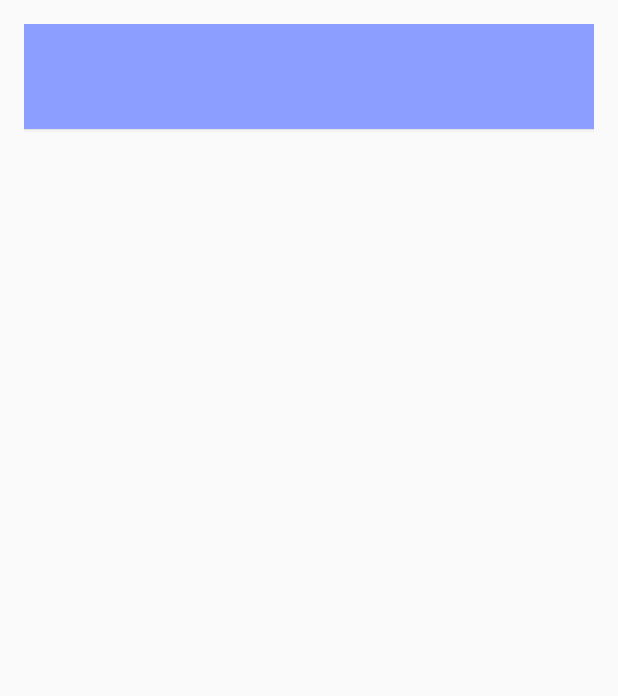
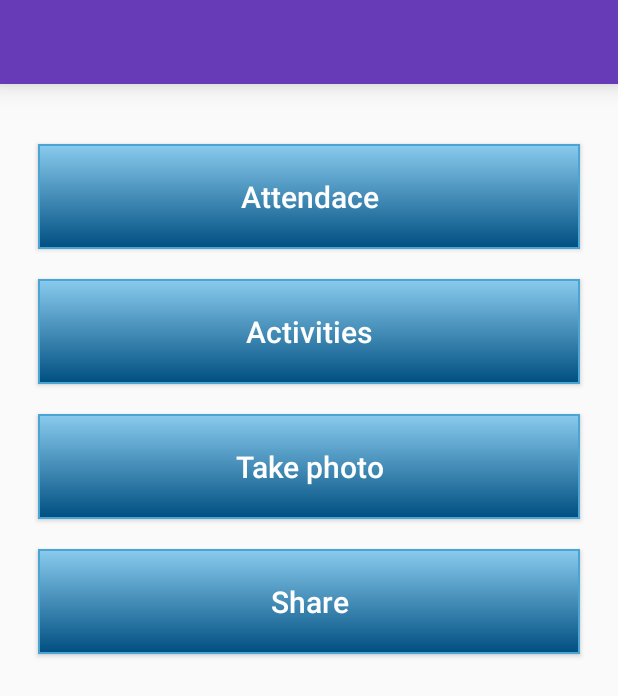
Before and after one commit to rajan5787/TechSmith, an Android app: the screen it shows after launch (MainActivity), on a phone screen of 412 x 824 dp. Shown: the top 696 px of the screen. Run offline under Robolectric (Android 15) with nearby library versions, the phone set to English and light mode, and no system bars.

Commit message:
some changes in attendace activity

```diff
--- a/app/build.gradle
+++ b/app/build.gradle
@@ -27,5 +27,8 @@ dependencies {
     compile 'com.github.satyan:sugar:1.4'
     compile 'com.android.support:recyclerview-v7:23.0.+'
     compile 'com.android.support:cardview-v7:23.0.+'
+    compile 'com.android.support:support-v4:23.3.0'
+    compile 'com.mcxiaoke.volley:library:1.0.19'
+
 
 }
--- a/app/src/main/java/com/example/rajan/techsmith/MainActivity.java
+++ b/app/src/main/java/com/example/rajan/techsmith/MainActivity.java
@@ -12,7 +12,7 @@ Button b;
     protected void onCreate(Bundle savedInstanceState) {
         super.onCreate(savedInstanceState);
         setContentView(R.layout.activity_main);
-        b = (Button)findViewById(R.id.button_b);
+        b = (Button)findViewById(R.id.button_attendace);
         b.setOnClickListener(new View.OnClickListener() {
             @Override
             public void onClick(View v) {
--- a/app/src/main/java/com/example/rajan/techsmith/database/Attendance.java
+++ b/app/src/main/java/com/example/rajan/techsmith/database/Attendance.java
@@ -3,17 +3,19 @@ package com.example.rajan.techsmith.database;
 import com.orm.SugarRecord;
 
 /**
- * Created by pradeet on 21/2/16.
+ * Created by rajan on 21/2/16.
  */
 public class Attendance extends SugarRecord {
     public long student_ID;
     public boolean isPresent;
+    public String image;
     public Attendance() {
 
     }
 
-    public Attendance(long ID, boolean isPresent) {
+    public Attendance(long ID, boolean isPresent,String image) {
         this.student_ID = ID;
         this.isPresent = isPresent;
+        this.image = image;
     }
 }
--- /dev/null
+++ b/app/src/main/res/drawable/button_background.xml
@@ -0,0 +1,35 @@
+<?xml version="1.0" encoding="utf-8"?>
+<selector xmlns:android="http://schemas.android.com/apk/res/android">
+    <item android:state_pressed="true" >
+        <shape>
+            <solid
+                android:color="#004F81" />
+            <stroke
+                android:width="1dp"
+                android:color="#222222" />
+
+            <padding
+                android:left="10dp"
+                android:top="10dp"
+                android:right="10dp"
+                android:bottom="10dp" />
+        </shape>
+    </item>
+    <item>
+        <shape>
+            <gradient
+                android:startColor="#89cbee"
+                android:endColor="#004F81"
+                android:angle="270" />
+            <stroke
+                android:width="1dp"
+                android:color="#4aa5d4" />
+
+            <padding
+                android:left="10dp"
+                android:top="10dp"
+                android:right="10dp"
+                android:bottom="10dp" />
+        </shape>
+    </item>
+</selector>
--- a/app/src/main/res/layout/activity_main.xml
+++ b/app/src/main/res/layout/activity_main.xml
@@ -1,20 +1,56 @@
 <?xml version="1.0" encoding="utf-8"?>
-<RelativeLayout xmlns:android="http://schemas.android.com/apk/res/android"
+<LinearLayout xmlns:android="http://schemas.android.com/apk/res/android"
     xmlns:tools="http://schemas.android.com/tools"
     android:layout_width="match_parent"
     android:layout_height="match_parent"
-    android:paddingBottom="@dimen/activity_vertical_margin"
-    android:paddingLeft="@dimen/activity_horizontal_margin"
-    android:paddingRight="@dimen/activity_horizontal_margin"
-    android:paddingTop="@dimen/activity_vertical_margin"
+    android:orientation="vertical"
     tools:context="com.example.rajan.techsmith.MainActivity">
 
+    <android.support.v7.widget.Toolbar
+
+        android:id="@+id/toolbar"
+        android:layout_width="match_parent"
+        android:layout_height="wrap_content"
+        android:background="?attr/colorPrimary"
+        android:elevation="10dp">
+
+
+
+    </android.support.v7.widget.Toolbar>
 
 
     <Button
         android:layout_width="match_parent"
-        android:id="@+id/button_b"
+        android:id="@+id/button_attendace"
+        android:text="Attendace"
         android:layout_height="70dp"
+        android:layout_marginTop="40dp"
         style="@style/mainscreenButton"
         />
-</RelativeLayout>
+
+    <Button
+        android:layout_width="match_parent"
+        android:id="@+id/button_activities"
+        android:layout_height="70dp"
+        android:text="Activities"
+        style="@style/mainscreenButton"
+        />
+
+    <Button
+        android:layout_width="match_parent"
+        android:id="@+id/button_photo"
+        android:layout_height="70dp"
+        android:text="Take photo"
+        style="@style/mainscreenButton"
+        />
+
+    <Button
+        android:layout_width="match_parent"
+        android:id="@+id/button_share"
+        android:layout_height="70dp"
+        android:text="Share"
+        style="@style/mainscreenButton"
+        />
+
+
+</LinearLayout>
--- a/app/src/main/res/menu/attendacelist_menu.xml
+++ /dev/null
@@ -1,5 +0,0 @@
-<?xml version="1.0" encoding="utf-8"?>
-<menu xmlns:android="http://schemas.android.com/apk/res/android"
-    xmlns:app="http://schemas.android.com/apk/res-auto">
-
-</menu>
--- a/app/src/main/res/menu/main.xml
+++ b/app/src/main/res/menu/main.xml
@@ -1,6 +1,7 @@
 <?xml version="1.0" encoding="utf-8"?>
 <menu xmlns:android="http://schemas.android.com/apk/res/android"
-    xmlns:app="http://schemas.android.com/apk/res-auto">
+    xmlns:app="http://schemas.android.com/apk/res-auto"
+    >
     <item
         android:id="@+id/action_pull"
         android:orderInCategory="100"
--- a/app/src/main/res/values/styles.xml
+++ b/app/src/main/res/values/styles.xml
@@ -9,10 +9,13 @@
     </style>
 
     <style name="mainscreenButton" parent="Widget.AppCompat.Button.Colored">
-        <item name="colorButtonNormal">@color/buttonColor</item>
-        <item name="android:background">@color/buttonColor</item>
-        <item name="android:textSize">18sp</item>
+        <item name="android:background">@drawable/button_background</item>
+        <item name="android:textSize">20sp</item>
         <item name="android:textColor">@color/white</item>
         <item name="android:layout_gravity">center</item>
+        <item name="android:layout_marginBottom">20dp</item>
+        <item name="android:layout_marginLeft">25dp</item>
+        <item name="android:layout_marginRight">25dp</item>
+        <item name="android:textAllCaps">false</item>
     </style>
 </resources>
```
Also changed, not shown: app/src/main/java/com/example/rajan/techsmith/AttendaceList.java (+13 -57 lines), app/src/main/java/com/example/rajan/techsmith/adapter/Attendace_adapter.java (+15 -5 lines), app/src/main/java/com/example/rajan/techsmith/httphelper/VolleyHelper.java (added, +66 -0 lines), app/src/main/res/layout/activity_attendacelist.xml (+13 -24 lines), app/src/main/res/layout/attendance_row.xml (+31 -6 lines), app/src/main/res/layout/tool_bar.xml (deleted, +0 -14 lines).
